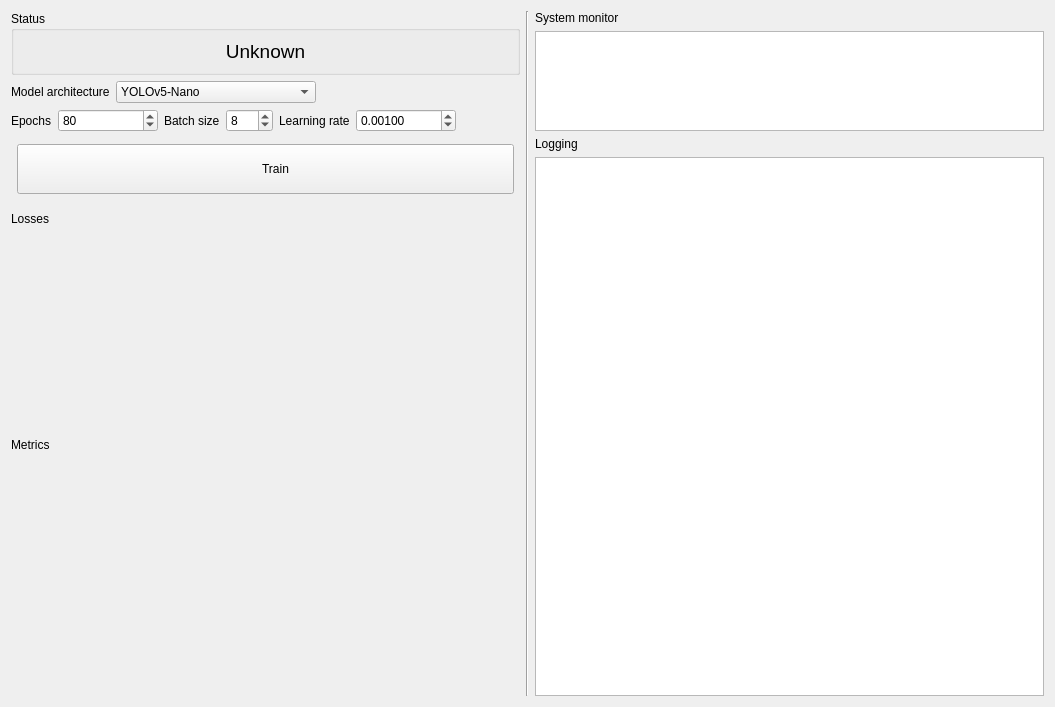
First picture: the form in trainme/widgets/workspace/training/training.ui, repository nrl-ai/traincv, before the edit.
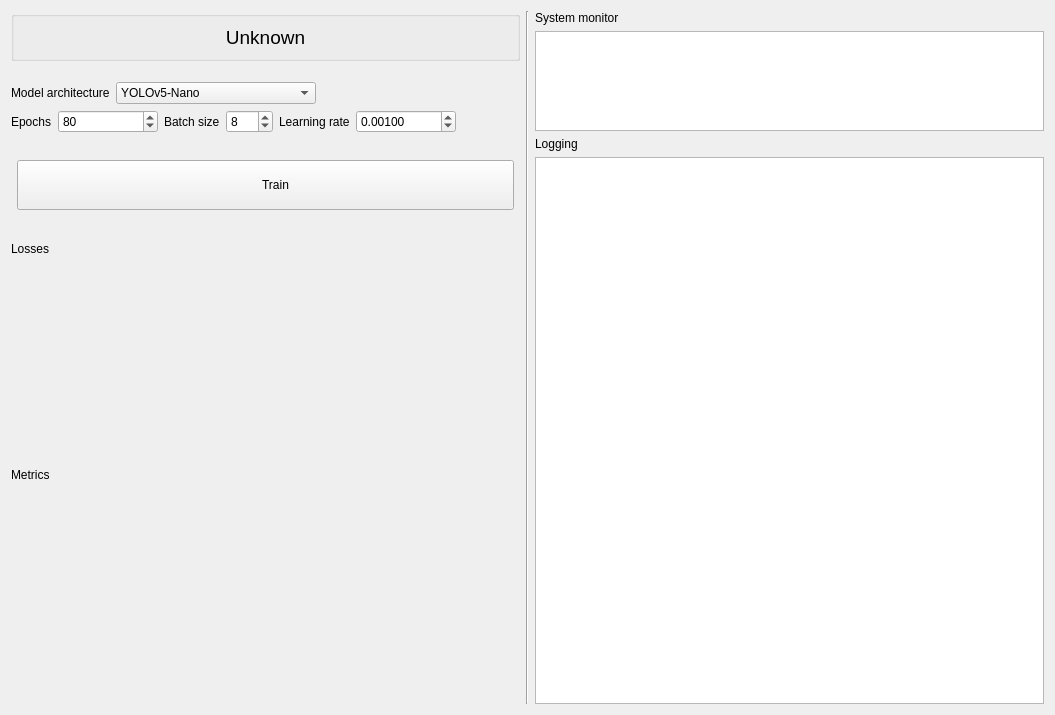
Second picture: the form after the edit. Icons and pictures are not drawn. Custom widgets are drawn as their Qt base class.

Commit message: Adjust training UI

```diff
--- a/trainme/widgets/workspace/training/training.ui
+++ b/trainme/widgets/workspace/training/training.ui
@@ -23,8 +23,11 @@
        </property>
        <item>
         <widget class="QGroupBox" name="train_state_wrapper">
+         <property name="styleSheet">
+          <string notr="true"/>
+         </property>
          <property name="title">
-          <string>Status</string>
+          <string/>
          </property>
          <layout class="QGridLayout" name="gridLayout">
           <item row="0" column="0">
@@ -47,6 +50,9 @@
        </item>
        <item>
         <layout class="QHBoxLayout" name="model_architecture_line">
+         <property name="topMargin">
+          <number>15</number>
+         </property>
          <item>
           <widget class="QLabel" name="model_architecture_title">
            <property name="text">
@@ -89,6 +95,9 @@
        </item>
        <item>
         <layout class="QHBoxLayout" name="training_config_line">
+         <property name="bottomMargin">
+          <number>15</number>
+         </property>
          <item>
           <widget class="QLabel" name="epochs_title">
            <property name="text">
@@ -197,7 +206,7 @@
           <number>6</number>
          </property>
          <property name="bottomMargin">
-          <number>6</number>
+          <number>20</number>
          </property>
          <item>
           <widget class="QPushButton" name="train_button">
```
Left out of the diff: 3 changed lines with no effect on the pictures.
